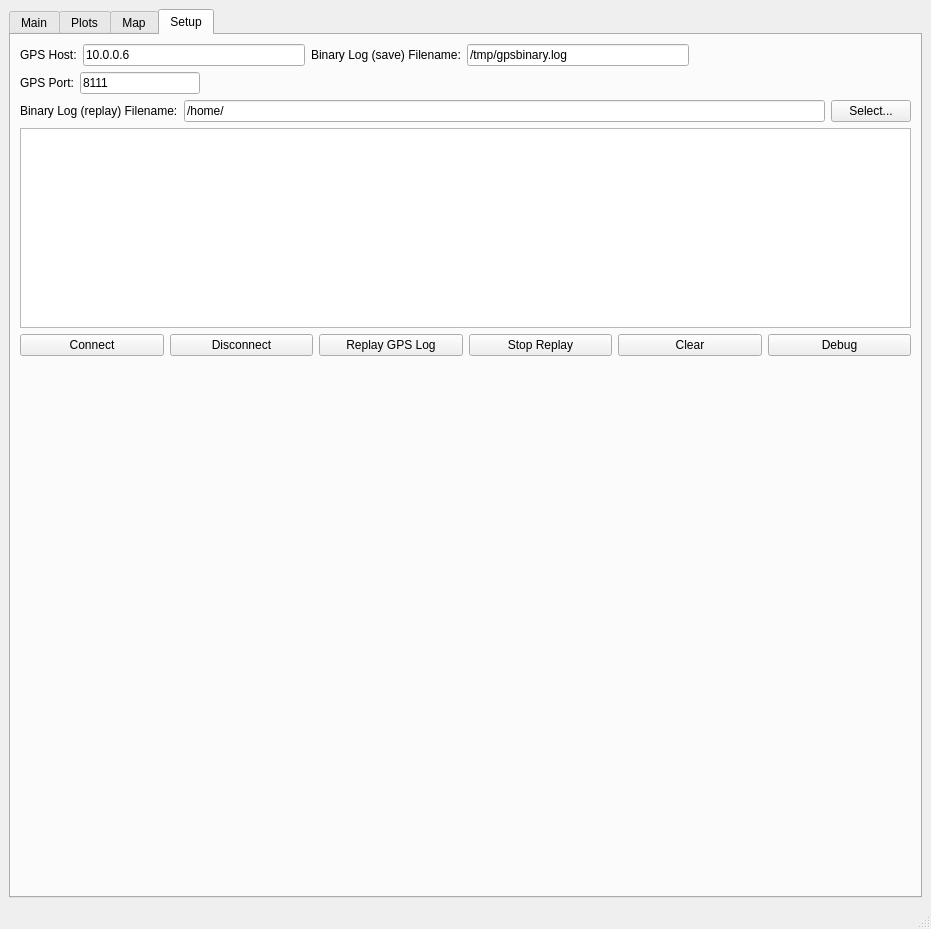
Qt form gpsgui.ui (nasa-jpl/gpsGUI) before a commit.
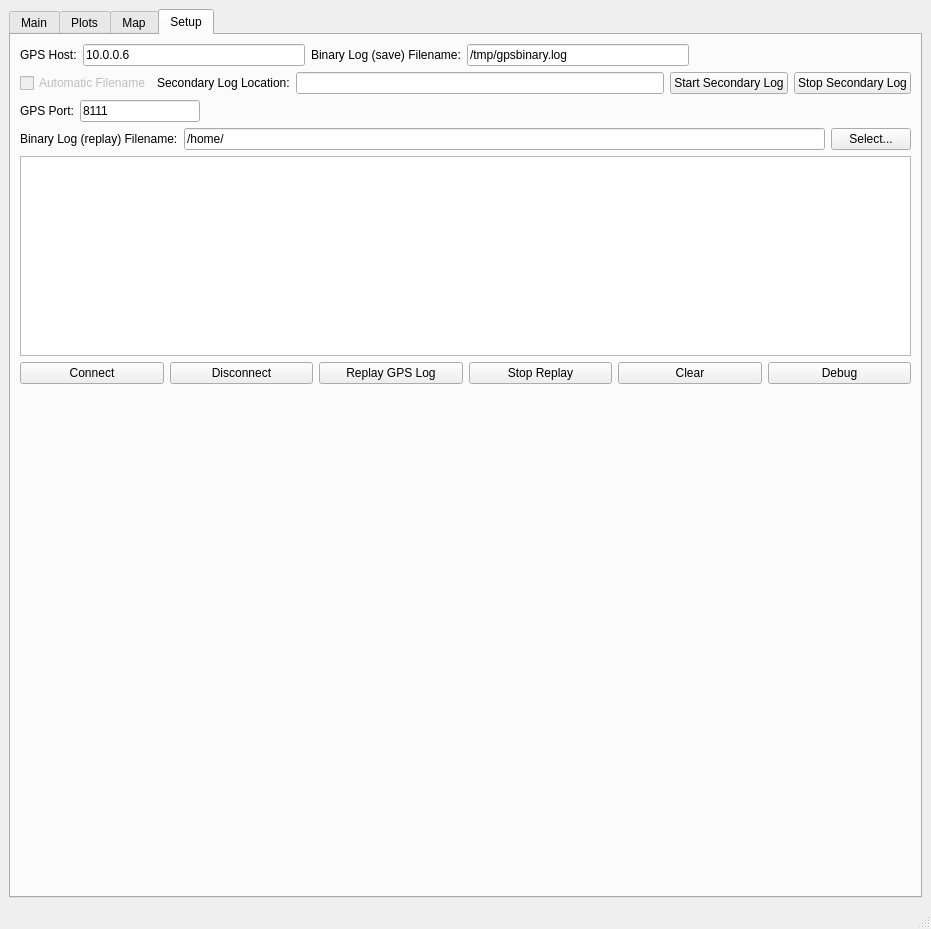
The same form after that commit. The open tabs and pages were chosen to show the change. Custom widgets are drawn as their Qt base class.

Commit message: Added secondary logging to the gps network class. Cleaned up some of the binary logging code and also placed the binary file into "append" mode, so that if we were to call twice wtih the same filename, we would not override the file.

Diff of the .ui file:
```diff
--- a/gpsgui.ui
+++ b/gpsgui.ui
@@ -719,6 +719,59 @@
           </item>
          </layout>
         </item>
+        <item>
+         <layout class="QHBoxLayout" name="horizontalLayout_14">
+          <property name="leftMargin">
+           <number>0</number>
+          </property>
+          <property name="topMargin">
+           <number>0</number>
+          </property>
+          <property name="rightMargin">
+           <number>0</number>
+          </property>
+          <property name="bottomMargin">
+           <number>0</number>
+          </property>
+          <item>
+           <widget class="QCheckBox" name="secondaryLogAutoFilenameChk">
+            <property name="enabled">
+             <bool>false</bool>
+            </property>
+            <property name="toolTip">
+             <string>Not available yet</string>
+            </property>
+            <property name="text">
+             <string>Automatic Filename</string>
+            </property>
+           </widget>
+          </item>
+          <item>
+           <widget class="QLabel" name="label_18">
+            <property name="text">
+             <string>Secondary Log Location:</string>
+            </property>
+           </widget>
+          </item>
+          <item>
+           <widget class="QLineEdit" name="secondaryLogEdit"/>
+          </item>
+          <item>
+           <widget class="QPushButton" name="startSecondLogBtn">
+            <property name="text">
+             <string>Start Secondary Log</string>
+            </property>
+           </widget>
+          </item>
+          <item>
+           <widget class="QPushButton" name="stopSecondLogBtn">
+            <property name="text">
+             <string>Stop Secondary Log</string>
+            </property>
+           </widget>
+          </item>
+         </layout>
+        </item>
         <item>
          <layout class="QHBoxLayout" name="horizontalLayout_2">
           <item>
```
Left out of the diff: 2 changed lines with no effect on the pictures. The commit also changes 6 other files.
